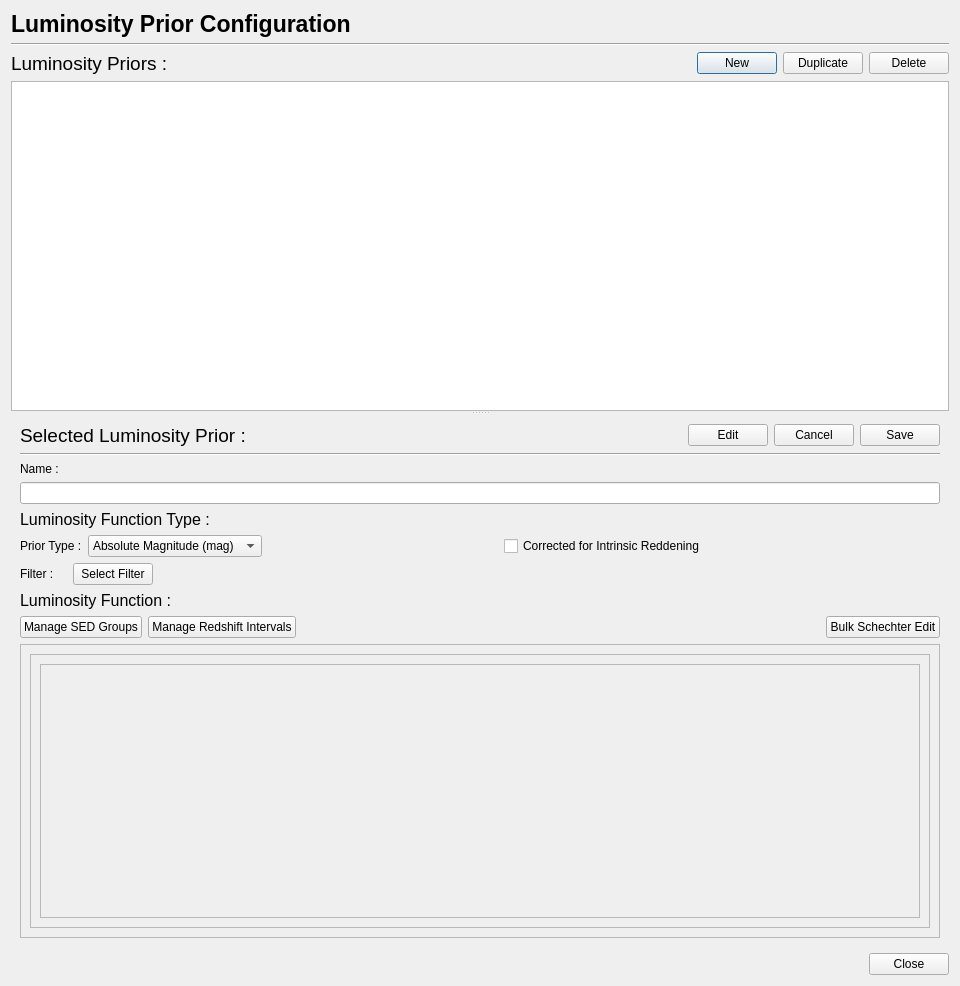
Old version of the form PhzQtUI/auxdir/PhzQtUI/DialogLuminosityPrior.ui in the repository astrorama/Phosphoros.
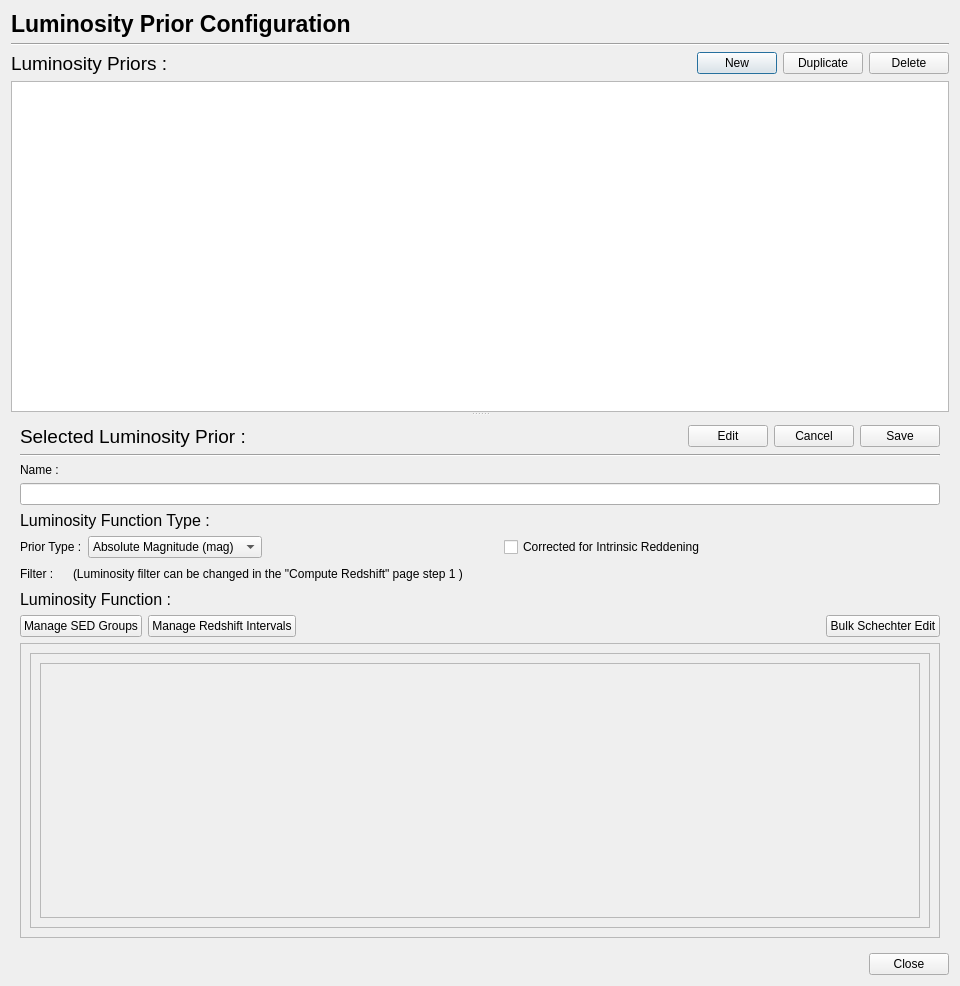
New version of the form.

Commit message: Change the UI to add the luminosity filter to the grid

```diff
--- a/PhzQtUI/auxdir/PhzQtUI/DialogLuminosityPrior.ui
+++ b/PhzQtUI/auxdir/PhzQtUI/DialogLuminosityPrior.ui
@@ -291,9 +291,9 @@
              </widget>
             </item>
             <item>
-             <widget class="QPushButton" name="btn_filter">
+             <widget class="QLabel" name="label_9">
               <property name="text">
-               <string>Select Filter</string>
+               <string>(Luminosity filter can be changed in the &quot;Compute Redshift&quot; page step 1 )</string>
               </property>
              </widget>
             </item>
@@ -373,7 +373,7 @@
                <x>0</x>
                <y>0</y>
                <width>920</width>
-               <height>257</height>
+               <height>265</height>
               </rect>
              </property>
              <layout class="QVBoxLayout" name="verticalLayout_7">
@@ -388,7 +388,7 @@
                    <x>0</x>
                    <y>0</y>
                    <width>900</width>
-                   <height>237</height>
+                   <height>245</height>
                   </rect>
                  </property>
                  <layout class="QVBoxLayout" name="verticalLayout_8">
```
The commit also changes 22 other files.
